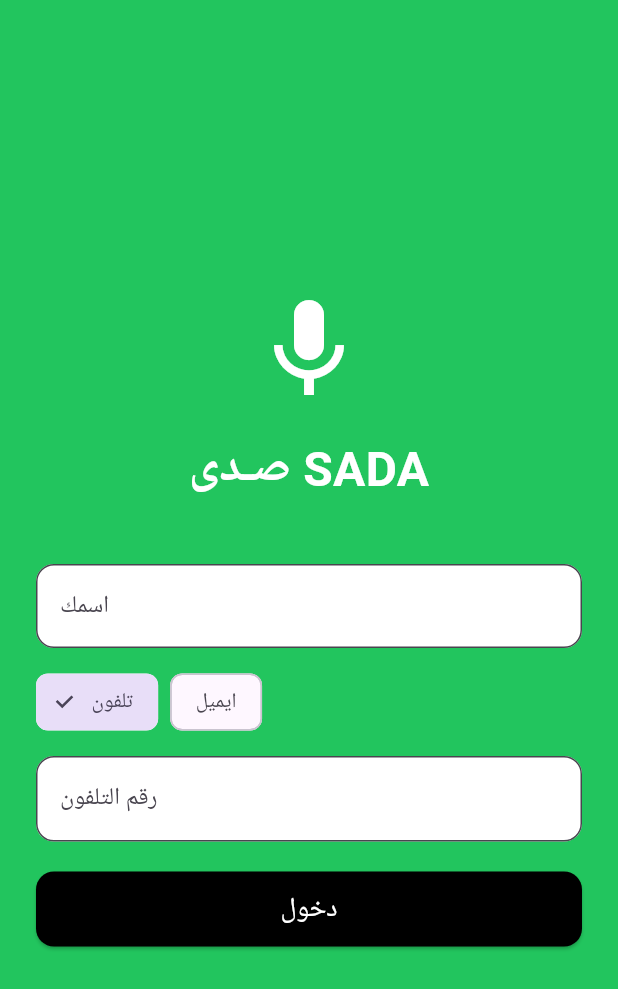
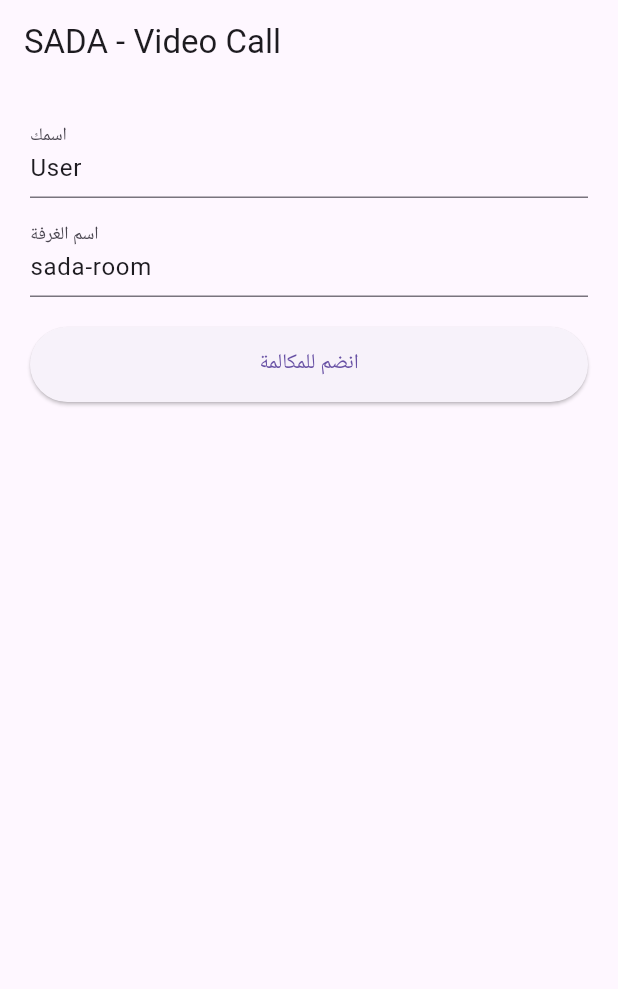
Before and after one commit to tn0876390-hue/sada-app, a Flutter app: the screen it shows after launch, on a phone screen of 412 x 824 dp. Shown: the top 989 px of the screen. Run offline on Flutter 3.47's test engine with Material 3 defaults, Android fonts, the phone set to English and light mode, and no system bars; missing offline and left inert: jitsi_meet_flutter_sdk; Roboto replaces fonts that are missing (Cairo).

Commit message:
Update main.dart

```diff
--- a/lib/main.dart
+++ b/lib/main.dart
@@ -1,131 +1,92 @@
 import 'package:flutter/material.dart';
 import 'package:jitsi_meet_flutter_sdk/jitsi_meet_flutter_sdk.dart';
-import 'package:shared_preferences/shared_preferences.dart';
 
-void main() => runApp(SadaApp());
+void main() {
+  runApp(const SadaApp());
+}
 
 class SadaApp extends StatelessWidget {
+  const SadaApp({super.key});
+
   @override
   Widget build(BuildContext context) {
     return MaterialApp(
+      title: 'SADA',
       debugShowCheckedModeBanner: false,
-      title: 'SADA',
-      theme: ThemeData(primarySwatch: Colors.green, fontFamily: 'Cairo'),
-      home: LoginScreen(),
+      theme: ThemeData(primarySwatch: Colors.blue),
+      home: const HomePage(),
     );
   }
 }
 
-// شاشة تسجيل الدخول بالتلفون/ايميل
-class LoginScreen extends StatefulWidget {
+class HomePage extends StatefulWidget {
+  const HomePage({super.key});
+
   @override
-  _LoginScreenState createState() => _LoginScreenState();
+  State<HomePage> createState() => _HomePageState();
 }
 
-class _LoginScreenState extends State<LoginScreen> {
-  final _phoneController = TextEditingController();
-  final _nameController = TextEditingController();
-  bool isPhone = true;
+class _HomePageState extends State<HomePage> {
+  final _roomController = TextEditingController(text: "sada-room");
+  final _nameController = TextEditingController(text: "User");
+  final _jitsiMeet = JitsiMeet();
 
-  Future<void> _login() async {
-    if (_nameController.text.isEmpty || _phoneController.text.isEmpty) {
-      ScaffoldMessenger.of(context).showSnackBar(SnackBar(content: Text('اكمل البيانات')));
-      return;
+  Future<void> _joinRoom() async {
+    String room = _roomController.text.trim().toLowerCase().replaceAll(' ', '');
+    if (room.isEmpty) {
+      room = "sada-room";
     }
-    final prefs = await SharedPreferences.getInstance();
-    await prefs.setString('user_name', _nameController.text);
-    await prefs.setString('user_contact', _phoneController.text);
-    Navigator.pushReplacement(context, MaterialPageRoute(builder: (_) => HomeScreen()));
+
+    var options = JitsiMeetConferenceOptions(
+      room: room,
+      serverURL: "https://meet.jit.si",
+      configOverrides: {
+        "startWithAudioMuted": false,
+        "startWithVideoMuted": false,
+        "subject": "SADA Call",
+      },
+      featureFlags: {
+        "unsaferoomwarning.enabled": false,
+        "chat.enabled": true,
+        "invite.enabled": false,
+      },
+      userInfo: JitsiMeetUserInfo(
+        displayName: _nameController.text,
+        email: "user@sada.com",
+      ),
+    );
+
+    await _jitsiMeet.join(options);
   }
 
   @override
   Widget build(BuildContext context) {
     return Scaffold(
-      backgroundColor: Color(0xFF22C55E),
+      appBar: AppBar(title: const Text("SADA - Video Call")),
       body: Padding(
-        padding: EdgeInsets.all(24),
+        padding: const EdgeInsets.all(20),
         child: Column(
-          mainAxisAlignment: MainAxisAlignment.center,
           children: [
-            Icon(Icons.mic, size: 80, color: Colors.white),
-            SizedBox(height: 16),
-            Text('صـدى SADA', style: TextStyle(fontSize: 32, color: Colors.white, fontWeight: FontWeight.bold)),
-            SizedBox(height: 40),
-            TextField(controller: _nameController, decoration: InputDecoration(hintText: 'اسمك', filled: true, fillColor: Colors.white, border: OutlineInputBorder(borderRadius: BorderRadius.circular(12)))),
-            SizedBox(height: 12),
-            Row(children: [
-              ChoiceChip(label: Text('تلفون'), selected: isPhone, onSelected: (v){setState(()=>isPhone=true);}),
-              SizedBox(width:8),
-              ChoiceChip(label: Text('ايميل'), selected: !isPhone, onSelected: (v){setState(()=>isPhone=false);}),
-            ]),
-            SizedBox(height:12),
-            TextField(controller: _phoneController, keyboardType: isPhone? TextInputType.phone : TextInputType.emailAddress, decoration: InputDecoration(hintText: isPhone? 'رقم التلفون' : 'الايميل', filled: true, fillColor: Colors.white, border: OutlineInputBorder(borderRadius: BorderRadius.circular(12)))),
-            SizedBox(height: 20),
-            ElevatedButton(onPressed: _login, style: ElevatedButton.styleFrom(backgroundColor: Colors.black, minimumSize: Size(double.infinity, 50), shape: RoundedRectangleBorder(borderRadius: BorderRadius.circular(12))), child: Text('دخول', style: TextStyle(color: Colors.white, fontSize: 18))),
+            TextField(
+              controller: _nameController,
+              decoration: const InputDecoration(labelText: "اسمك"),
+            ),
+            const SizedBox(height: 10),
+            TextField(
+              controller: _roomController,
+              decoration: const InputDecoration(labelText: "اسم الغرفة"),
+            ),
+            const SizedBox(height: 20),
+            ElevatedButton(
+              onPressed: _joinRoom,
+              style: ElevatedButton.styleFrom(
+                minimumSize: const Size(double.infinity, 50),
+              ),
+              child: const Text("انضم للمكالمة"),
+            ),
           ],
         ),
       ),
     );
   }
 }
-
-// شاشة الغرف
-class HomeScreen extends StatefulWidget {
-  @override
-  _HomeScreenState createState() => _HomeScreenState();
-}
-
-class _HomeScreenState extends State<HomeScreen> {
-  final _roomController = TextEditingController(text: 'sada1');
-  final _jitsi = JitsiMeet();
-  String userName = '';
-
-  @override
-  void initState(){_loadUser(); super.initState();}
-  _loadUser() async {final p=await SharedPreferences.getInstance(); setState(()=>userName=p.getString('user_name')??'');}
-
-  Future<void> _join() async {
-    if(_roomController.text.trim().isEmpty) return;
-    var options = JitsiMeetConferenceOptions(
-      roomName: _roomController.text.trim().toLowerCase().replaceAll(' ', ''),
-      serverUrl: 'https://meet.jit.si',
-      userInfo: JitsiMeetUserInfo(displayName: userName, email: ''),
-      configOverrides: {
-        "startWithAudioMuted": false, // الصوت شغال طوالي
-        "startWithVideoMuted": false, // الكاميرا شغالة
-        "enableLobbyChat": false,
-        "prejoinPageEnabled": false, // مافي انتظار
-        "disableInviteFunctions": true,
-      },
-      featureFlags: {
-        "unsaferoomwarning.enabled": false,
-        "lobby-mode.enabled": false,
-        "prejoinpage.enabled": false,
-        "audioMute.enabled": true,
-        "videoMute.enabled": true,
-        "chat.enabled": true,
-        "invite.enabled": false,
-      },
-    );
-    await _jitsi.join(options);
-  }
-
-  @override
-  Widget build(BuildContext context){
-    return Scaffold(
-      appBar: AppBar(title: Text('مرحبا $userName'), backgroundColor: Color(0xFF22C55E)),
-      body: Padding(
-        padding: EdgeInsets.all(20),
-        child: Column(children: [
-          Text('اكتب اسم الغرفة وشاركو مع صديقك', style: TextStyle(fontSize: 16)),
-          SizedBox(height:20),
-          TextField(controller: _roomController, decoration: InputDecoration(labelText: 'اسم الغرفة (مثلا sada1)', border: OutlineInputBorder(), prefixIcon: Icon(Icons.video_call))),
-          SizedBox(height:20),
-          ElevatedButton(onPressed: _join, style: ElevatedButton.styleFrom(backgroundColor: Color(0xFF22C55E), minimumSize: Size(double.infinity, 55)), child: Text('ابدأ المكالمة - فيديو وصوت', style: TextStyle(fontSize:18))),
-          SizedBox(height:20),
-          Card(child: ListTile(leading: Icon(Icons.info), title: Text('كيف يدخل صديقك؟'), subtitle: Text('1. يثبت نفس التطبيق\n2. يكتب نفس اسم الغرفة بالضبط\n3. الصوت والكاميرا حيشتغلو اوتوماتيك\n4. في المكالمة اسحب الشاشة لفوق لتلقي ازرار: مايك، كاميرا، قلب الكاميرا'))),
-        ]),
-      ),
-    );
-  }
-}
```
